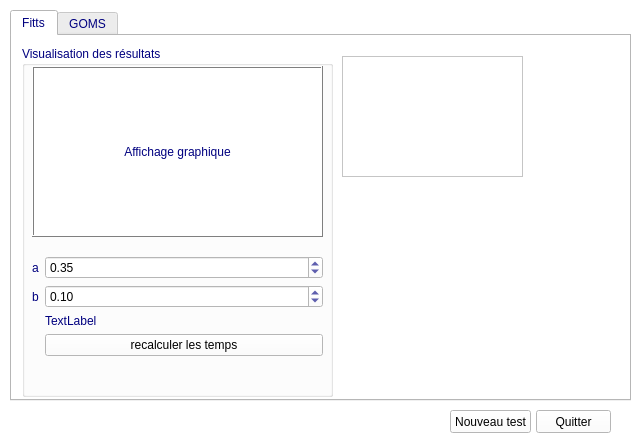
Anthex/GL40, file resultswindow.ui: the form before one commit.
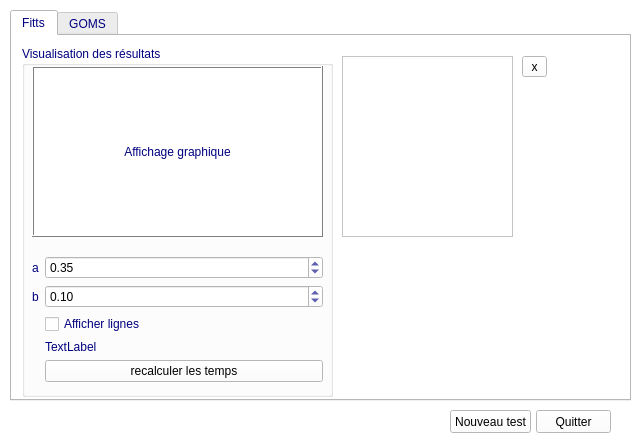
The form after the commit. Custom widgets are drawn as their Qt base class.

Commit message: added advanced data manipulation functions in the result window

What changed in the file:
```diff
--- a/resultswindow.ui
+++ b/resultswindow.ui
@@ -449,8 +449,8 @@
       <rect>
        <x>330</x>
        <y>20</y>
-       <width>181</width>
-       <height>121</height>
+       <width>171</width>
+       <height>181</height>
       </rect>
      </property>
     </widget>
@@ -538,23 +538,43 @@
          </property>
         </widget>
        </item>
-       <item row="3" column="1">
+       <item row="4" column="1">
         <widget class="QLabel" name="label">
          <property name="text">
           <string>TextLabel</string>
          </property>
         </widget>
        </item>
-       <item row="4" column="1">
+       <item row="5" column="1">
         <widget class="QPushButton" name="pushButton_3">
          <property name="text">
           <string>recalculer les temps</string>
          </property>
         </widget>
        </item>
+       <item row="3" column="1">
+        <widget class="QCheckBox" name="checkBox">
+         <property name="text">
+          <string>Afficher lignes</string>
+         </property>
+        </widget>
+       </item>
       </layout>
      </widget>
     </widget>
+    <widget class="QToolButton" name="toolButton">
+     <property name="geometry">
+      <rect>
+       <x>510</x>
+       <y>20</y>
+       <width>25</width>
+       <height>21</height>
+      </rect>
+     </property>
+     <property name="text">
+      <string>x</string>
+     </property>
+    </widget>
    </widget>
    <widget class="QWidget" name="tab_2">
     <attribute name="title">
```
The commit also changes 2 other files.
